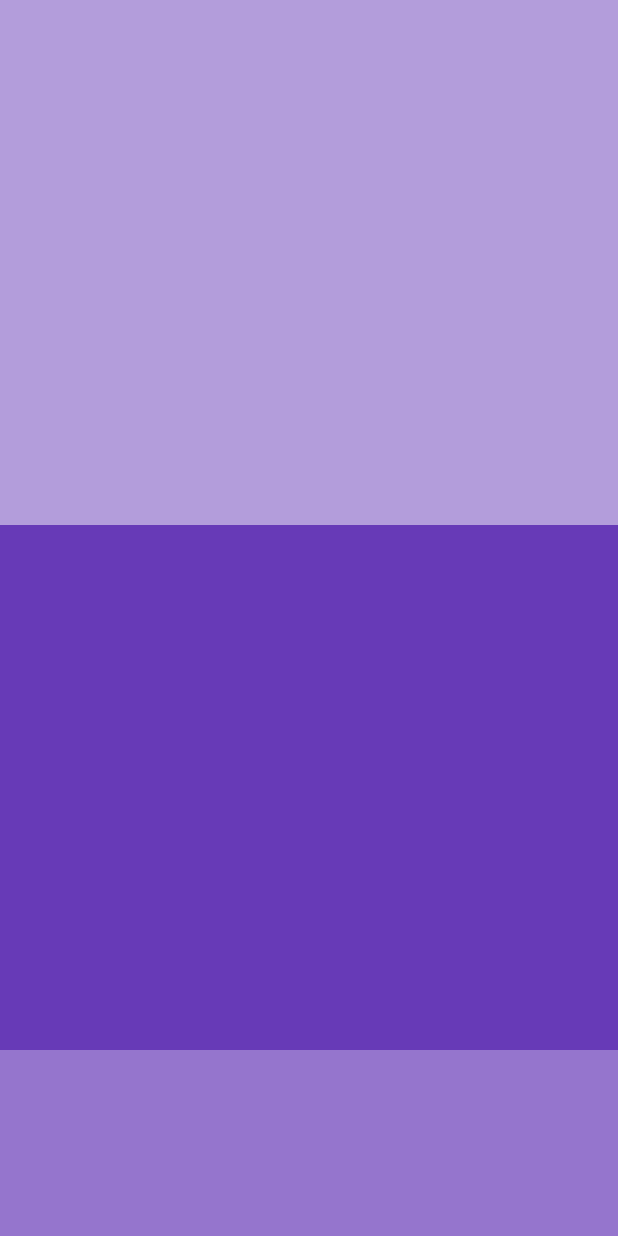
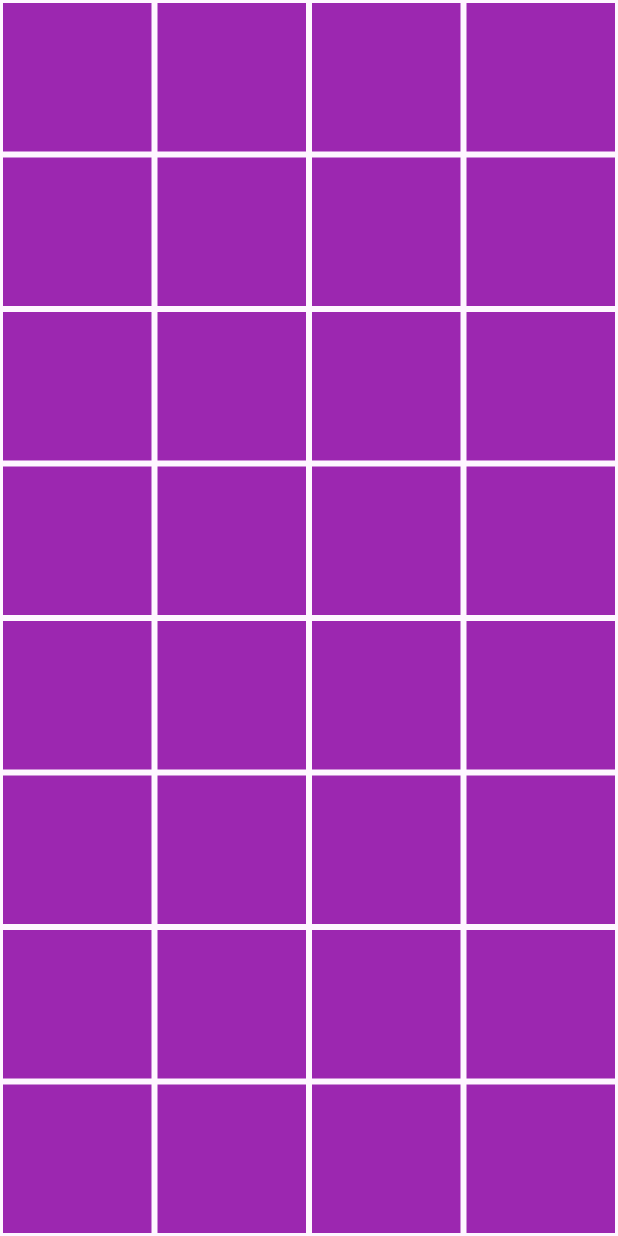
Before and after one commit to Shadislam1/flutter_Uiux, a Flutter app: the screen it shows after launch, on a phone screen of 412 x 824 dp. Run offline on Flutter 3.47's test engine with Material 3 defaults, Android fonts, the light colour scheme and no system bars.

Commit message:
block 64 pices

```diff
--- a/flutter_uiux/lib/main.dart
+++ b/flutter_uiux/lib/main.dart
@@ -9,6 +9,11 @@ void main() {
 
 class MyApp extends StatelessWidget {
   MyApp({super.key});
+
+
+
+
+List names = ['shad', 'pro', 'noob'];
 
   @override
   Widget build(BuildContext context) {
@@ -32,26 +37,38 @@ class MyApp extends StatelessWidget {
         ),
         */
         //list veiw is scrollable and much batter
-        body: ListView(
+        body:GridView.builder(
+          itemCount: 64,
+          gridDelegate:
+          //how many rows
+          SliverGridDelegateWithFixedCrossAxisCount(crossAxisCount: 4),
+           itemBuilder: (context, index)=>Container(
+            color: Colors.purple,
+            margin: EdgeInsets.all(2),
+           )),
+
+
+        /* ListView(
+          scrollDirection: Axis.horizontal,
           children: <Widget>[
             Container(
               color: Colors.deepPurple[200],
-              height: 350,
+              width: 350,
 
             ),
 
              Container(
                color: Colors.deepPurple,
-               height: 350,
+               width: 350,
 
              ),
               Container(
                color: Colors.deepPurple[300],
-               height: 350,
+               width: 350,
 
               ),
           ]
-          ),
+          ),*/
 
         ),
       );
```
